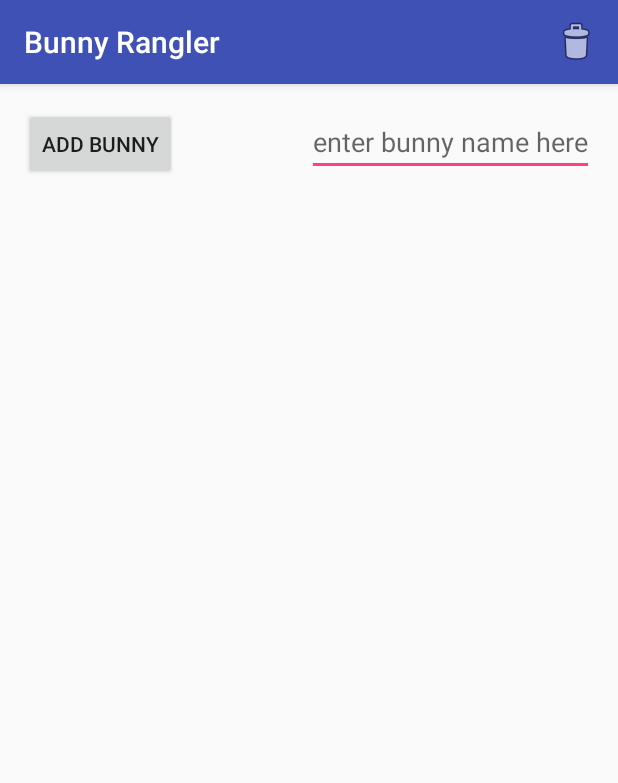
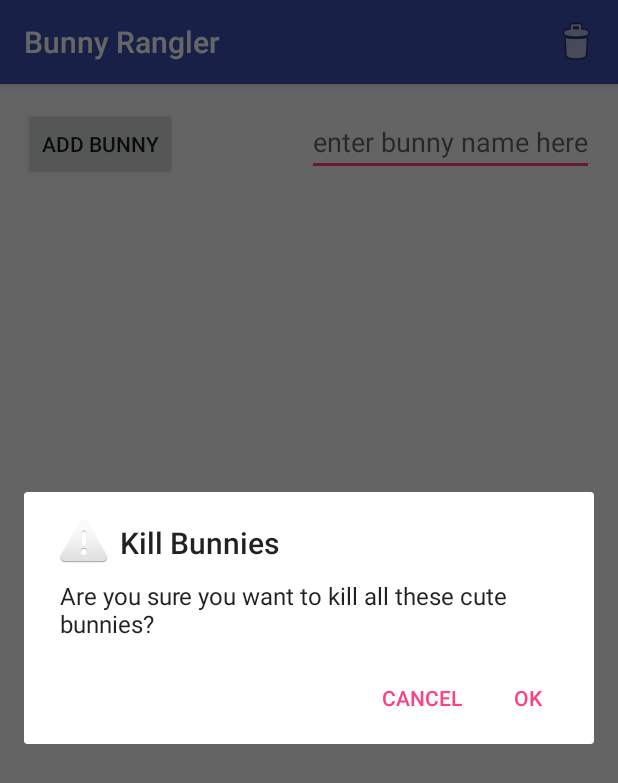
Before and after one commit to echomancer/BunnyRangler, an Android app: the screen it shows after launch (MainActivity), after a tap on "Kill Bunnies", on a phone screen of 412 x 824 dp. Shown: the top 783 px of the screen. Run offline under Robolectric (Android 15) with nearby library versions, the phone set to English and light mode, and no system bars; libraries missing offline, so code that uses them is left out: nl.qbusict.cupboard; 9 statements that could not run were skipped.

Commit message:
Adding a dialog so the user is sure they want to kill all the bunnies

```diff
--- a/app/src/main/java/info/dyndns/jasonperkins/bunnyrangler/MainActivity.java
+++ b/app/src/main/java/info/dyndns/jasonperkins/bunnyrangler/MainActivity.java
@@ -196,13 +196,26 @@ public class MainActivity extends AppCompatActivity {
     @Override
     public boolean onOptionsItemSelected(MenuItem item) {
         int id = item.getItemId();
+        AlertDialog dial;
 
         switch(id){
             case R.id.kill_bunnies:
-                cupboard().withDatabase(db).delete(Bunny.class,"name != ''");
-                bunnyArray.clear();
-                bunnyNameArray.clear();
-                bunnyAdapter.notifyDataSetChanged();
+                new AlertDialog.Builder(this)
+                        .setTitle(getResources().getString(R.string.kill_bunnies))
+                        .setMessage(getResources().getString(R.string.kill_bunny_message))
+                        .setPositiveButton(android.R.string.yes, new DialogInterface.OnClickListener() {
+                            public void onClick(DialogInterface dialog, int which) {
+                                killAllBunnies();
+                            }
+                        })
+                        .setNegativeButton(android.R.string.no, new DialogInterface.OnClickListener() {
+                            public void onClick(DialogInterface dialog, int which) {
+                                // do nothing
+                            }
+                        })
+                        .setIcon(android.R.drawable.ic_dialog_alert)
+                        .show();
+
                 break;
             default:
                 break;
@@ -213,6 +226,13 @@ public class MainActivity extends AppCompatActivity {
     }
 
      /* Private Methods */
+
+    private void killAllBunnies(){
+        cupboard().withDatabase(db).delete(Bunny.class,"name != ''");
+        bunnyArray.clear();
+        bunnyNameArray.clear();
+        bunnyAdapter.notifyDataSetChanged();
+    }
 
     private static List<Bunny> getListFromQueryResultIterator(QueryResultIterable<Bunny> iter) {
 
--- /dev/null
+++ b/app/src/main/res/values/ids.xml
@@ -0,0 +1,4 @@
+<?xml version="1.0" encoding="utf-8"?>
+<resources>
+    <item type="id" name="dialog_picture_id" />
+</resources>
--- a/app/src/main/res/values/strings.xml
+++ b/app/src/main/res/values/strings.xml
@@ -8,4 +8,7 @@
     <string name="test_bunny_name">Satan</string>
     <string name="bunny_display_text_part">This bunny is named: </string>
     <string name="kill_bunnies">Kill Bunnies</string>
+    <string name="yes">Yes</string>
+    <string name="no">No</string>
+    <string name="kill_bunny_message">Are you sure you want to kill all these cute bunnies?</string>
 </resources>
```
